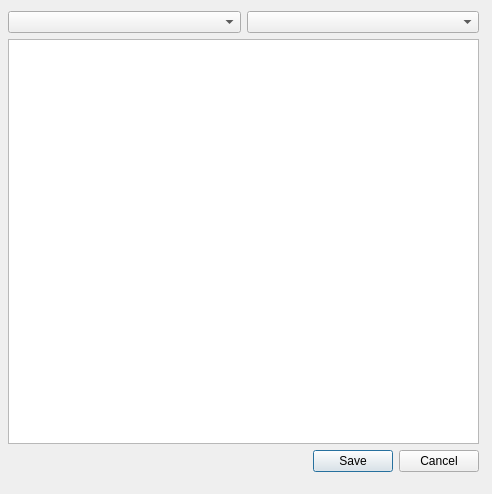
The window that resources/forms/editversedialog.ui (zonArt/openlp) describes before a commit, drawn with Qt 5.
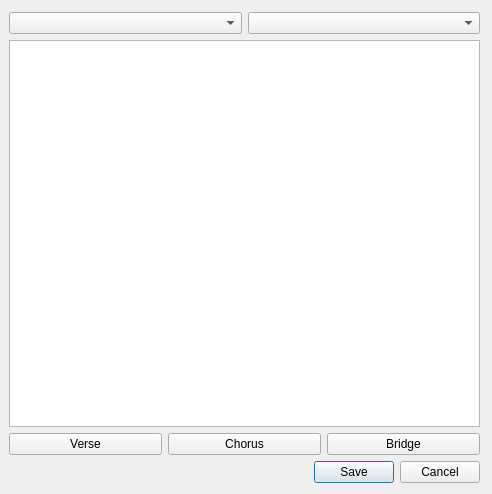
The same window after the commit.

Commit message: Amended plugin to use correct stat values Fixed bible media item to initialise in correct order Fixed servicemanager to use correct methods on service loading Sorted out lots of issues tagging the song verses

```diff
--- a/resources/forms/editversedialog.ui
+++ b/resources/forms/editversedialog.ui
@@ -19,10 +19,10 @@
   <widget class="QWidget" name="">
    <property name="geometry">
     <rect>
-     <x>8</x>
-     <y>11</y>
+     <x>9</x>
+     <y>12</y>
      <width>471</width>
-     <height>461</height>
+     <height>471</height>
     </rect>
    </property>
    <layout class="QVBoxLayout" name="verticalLayout">
@@ -50,6 +50,15 @@
           <string>Bridge</string>
          </property>
         </item>
+       </widget>
+      </item>
+      <item>
+       <widget class="QComboBox" name="SubVerseListComboBox">
+        <item>
+         <property name="text">
+          <string/>
+         </property>
+        </item>
         <item>
          <property name="text">
           <string>1</string>
@@ -85,50 +94,6 @@
           <string>7</string>
          </property>
         </item>
-        <item>
-         <property name="text">
-          <string>9</string>
-         </property>
-        </item>
-        <item>
-         <property name="text">
-          <string>8</string>
-         </property>
-        </item>
-       </widget>
-      </item>
-      <item>
-       <widget class="QComboBox" name="SubVerseListComboBox">
-        <item>
-         <property name="text">
-          <string/>
-         </property>
-        </item>
-        <item>
-         <property name="text">
-          <string>a</string>
-         </property>
-        </item>
-        <item>
-         <property name="text">
-          <string>b</string>
-         </property>
-        </item>
-        <item>
-         <property name="text">
-          <string>c</string>
-         </property>
-        </item>
-        <item>
-         <property name="text">
-          <string>d</string>
-         </property>
-        </item>
-        <item>
-         <property name="text">
-          <string>e</string>
-         </property>
-        </item>
        </widget>
       </item>
      </layout>
@@ -140,6 +105,31 @@
       </property>
      </widget>
     </item>
+    <item>
+     <layout class="QHBoxLayout" name="horizontalLayout_2">
+      <item>
+       <widget class="QPushButton" name="addVerse">
+        <property name="text">
+         <string>Verse</string>
+        </property>
+       </widget>
+      </item>
+      <item>
+       <widget class="QPushButton" name="addChorus">
+        <property name="text">
+         <string>Chorus</string>
+        </property>
+       </widget>
+      </item>
+      <item>
+       <widget class="QPushButton" name="addBridge">
+        <property name="text">
+         <string>Bridge</string>
+        </property>
+       </widget>
+      </item>
+     </layout>
+    </item>
     <item>
      <widget class="QDialogButtonBox" name="ButtonBox">
       <property name="orientation">
```
Left out of the diff: 20 changed lines with no effect on the pictures. The commit also changes 8 other files.
